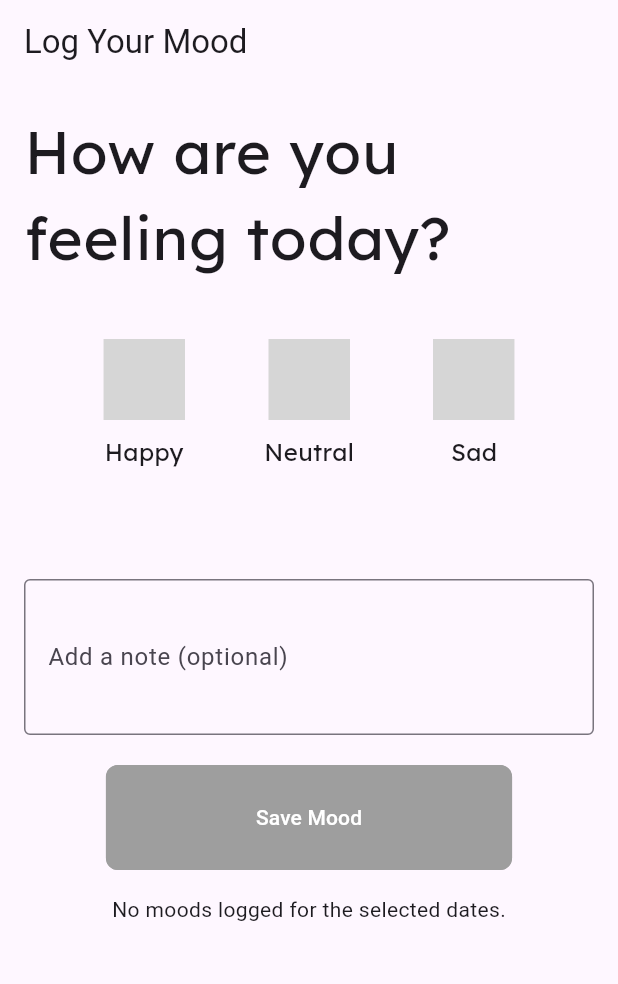
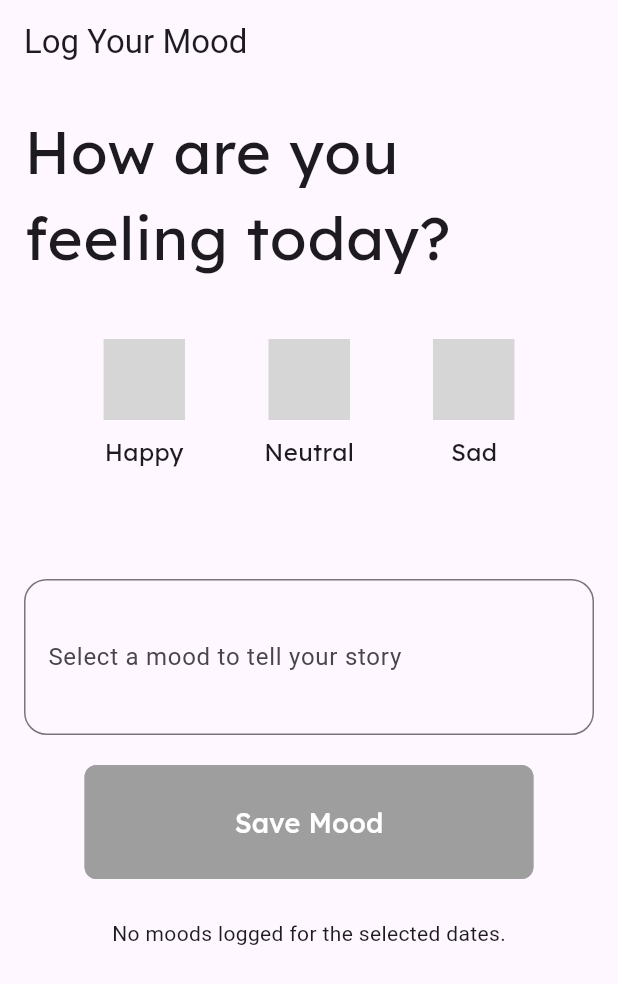
Before and after one commit to AbrarAbe/mood-jar, a Flutter app: the screen it shows after launch, on a phone screen of 412 x 824 dp. Shown: the top 984 px of the screen. Run offline on Flutter 3.47's test engine with Material 3 defaults, Android fonts, the phone set to English and light mode, and no system bars; our stand-ins replace google_fonts, hive, hive_flutter; missing offline and left inert: animated_emoji; accounts and stored records are empty; grey boxes are pictures that could not be loaded.

Commit message:
Enhance mood logging screen with dynamic text and improved styling.
Added dynamic label to text field
Improved styling with Google Fonts
Enhanced button appearance
Adjusted spacing for better UI
Updated text field properties

```diff
--- a/lib/features/mood_logging/screens/mood_logging_screen.dart
+++ b/lib/features/mood_logging/screens/mood_logging_screen.dart
@@ -59,6 +59,7 @@ class _MoodLoggingScreenState extends State<MoodLoggingScreen> {
       body: SingleChildScrollView(
         scrollDirection: Axis.vertical,
         child: Column(
+          spacing: 10,
           children: [
             // Mood Input Section
             Padding(
@@ -116,7 +117,19 @@ class _MoodLoggingScreenState extends State<MoodLoggingScreen> {
                     ),
                   ),
                   const SizedBox(height: 40),
-                  MoodTextField(noteController: _noteController),
+                  MoodTextField(
+                    noteController: _noteController,
+                    labelText:
+                        _selectedMood.isNotEmpty
+                            ? "What made you feel $_selectedMood today?"
+                            : "Select a mood to tell your story",
+                    labelStyle: GoogleFonts.lexend(
+                      textStyle: const TextStyle(
+                        fontSize: 20,
+                        letterSpacing: .5,
+                      ),
+                    ),
+                  ),
                   const SizedBox(height: 20),
                   ElevatedButton(
                     style: ButtonStyle(
@@ -150,7 +163,12 @@ class _MoodLoggingScreenState extends State<MoodLoggingScreen> {
                               _saveMoodToHive(_selectedMood);
                             }
                             : null,
-                    child: const Text('Save Mood'),
+                    child: Text(
+                      'Save Mood',
+                      style: GoogleFonts.lexend(
+                        textStyle: const TextStyle(fontSize: 18),
+                      ),
+                    ),
                   ),
                 ],
               ),
--- a/lib/features/mood_logging/widgets/mood_textfield.dart
+++ b/lib/features/mood_logging/widgets/mood_textfield.dart
@@ -1,8 +1,15 @@
+// ignore_for_file: must_be_immutable
+
 import 'package:flutter/material.dart';
+import 'package:google_fonts/google_fonts.dart';
 
 class MoodTextField extends StatelessWidget {
-  const MoodTextField({
+  String? labelText;
+  TextStyle? labelStyle;
+  MoodTextField({
     super.key,
+    this.labelText,
+    this.labelStyle,
     required TextEditingController noteController,
   }) : _noteController = noteController;
 
@@ -11,12 +18,17 @@ class MoodTextField extends StatelessWidget {
   @override
   Widget build(BuildContext context) {
     return TextField(
+      minLines: 3,
+      maxLines: 10,
+      style: GoogleFonts.lexend(textStyle: const TextStyle(letterSpacing: .2)),
       controller: _noteController,
-      decoration: const InputDecoration(
-        labelText: 'Add a note (optional)',
-        border: OutlineInputBorder(),
+      decoration: InputDecoration(
+        labelText: labelText,
+        floatingLabelStyle: labelStyle,
+        border: const OutlineInputBorder(
+          borderRadius: BorderRadius.all(Radius.circular(15.0)),
+        ),
       ),
-      maxLines: 3,
     );
   }
 }
```
